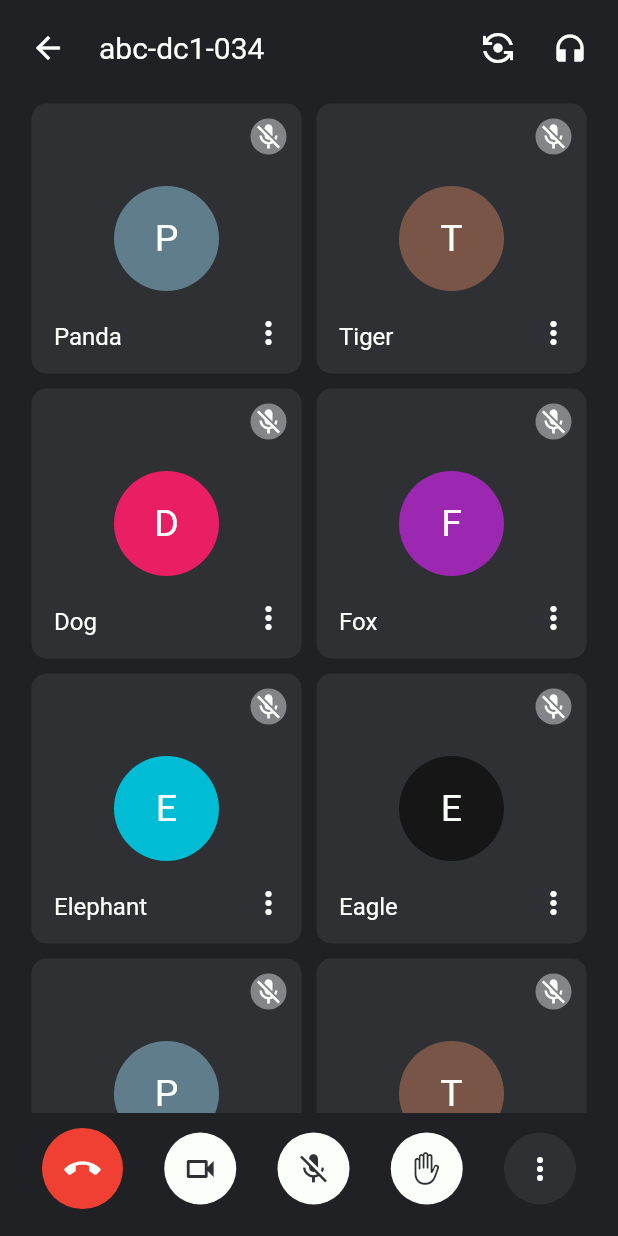
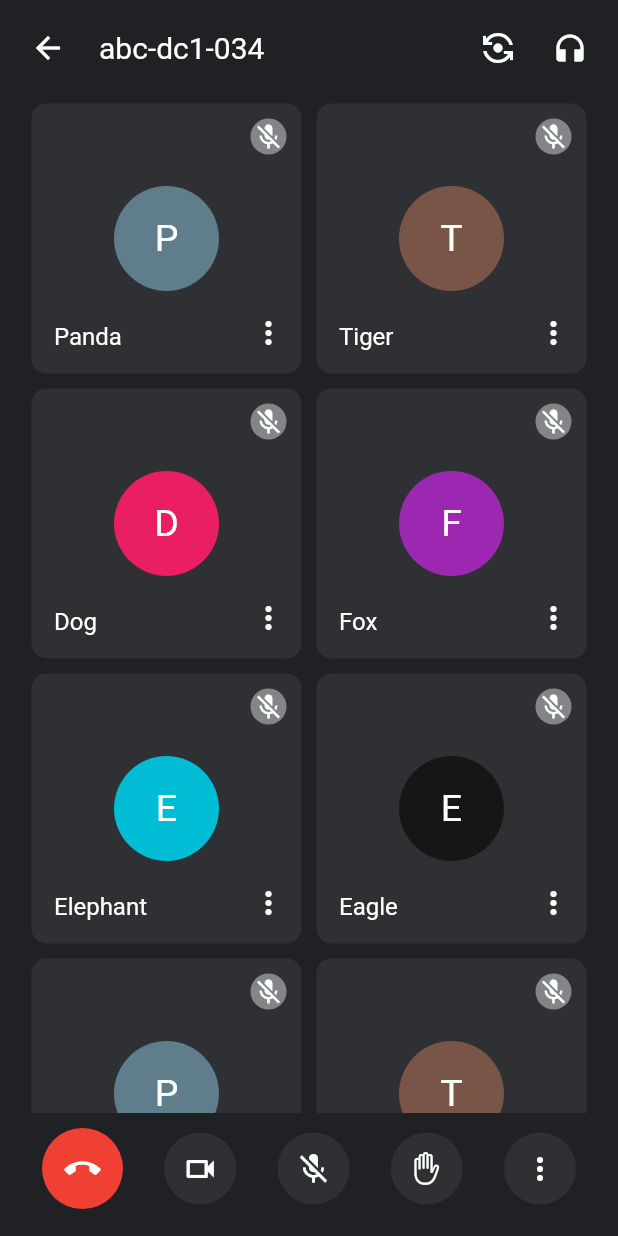
Before and after one commit to octoi/google-meet-clone, a Flutter app: the screen it shows after launch, on a phone screen of 412 x 824 dp. Run offline on Flutter 3.47's test engine with Material 2 defaults, Android fonts, the phone set to English and light mode, and no system bars.

Commit message:
widget stuffs

```diff
--- a/lib/widgets/utils_widgets/util_main_btn.dart
+++ b/lib/widgets/utils_widgets/util_main_btn.dart
@@ -4,10 +4,14 @@ import 'package:google_meet/utils/constants.dart';
 class UtilMainButton extends StatefulWidget {
   final IconData primaryIcon;
   final IconData secondaryIcon;
+  final bool isWhiteBg;
 
-  const UtilMainButton(
-      {Key? key, required this.primaryIcon, required this.secondaryIcon})
-      : super(key: key);
+  const UtilMainButton({
+    Key? key,
+    required this.primaryIcon,
+    required this.secondaryIcon,
+    this.isWhiteBg = false,
+  }) : super(key: key);
 
   @override
   _UtilMainButtonState createState() => _UtilMainButtonState();
@@ -17,6 +21,7 @@ class _UtilMainButtonState extends State<UtilMainButton> {
   @override
   Widget build(BuildContext context) {
     IconData icon = widget.primaryIcon;
+    bool isWhiteBg = widget.isWhiteBg;
 
     return GestureDetector(
       onTap: () {
@@ -29,12 +34,12 @@ class _UtilMainButtonState extends State<UtilMainButton> {
       child: Container(
         padding: EdgeInsets.all(12.0),
         decoration: BoxDecoration(
-          color: appWhite,
+          color: isWhiteBg ? appWhite : appSecondaryColor,
           borderRadius: BorderRadius.circular(50.0),
         ),
         child: Icon(
           icon,
-          color: appSecondaryColor,
+          color: isWhiteBg ? appSecondaryColor : appWhite,
         ),
       ),
     );
```
